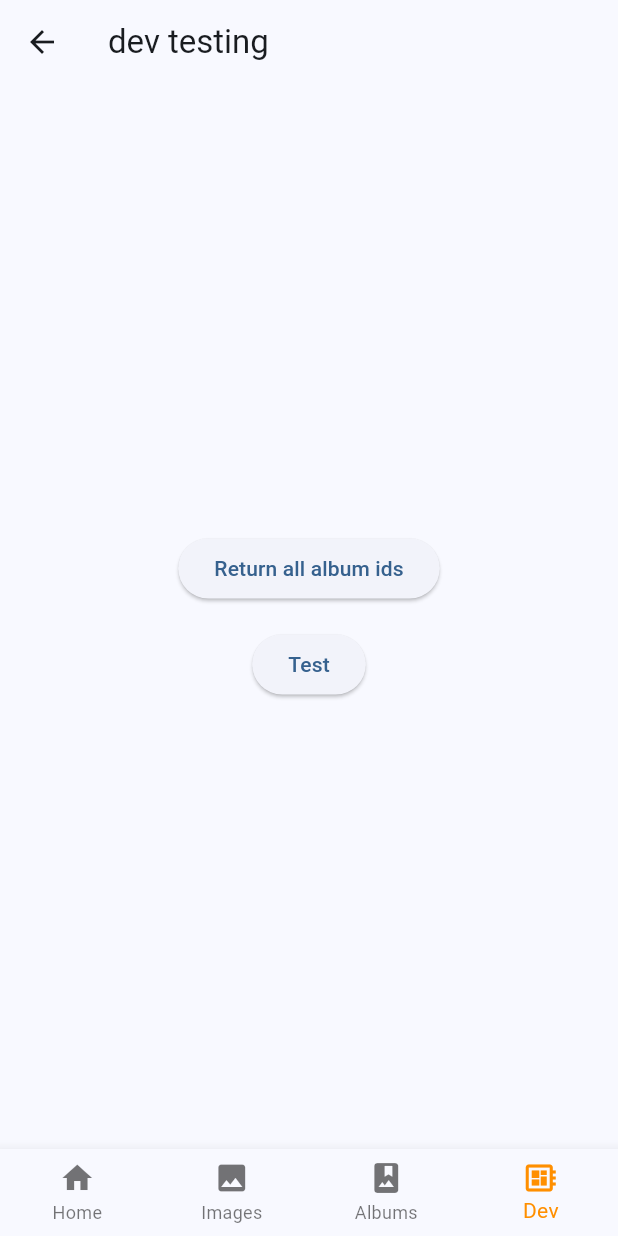
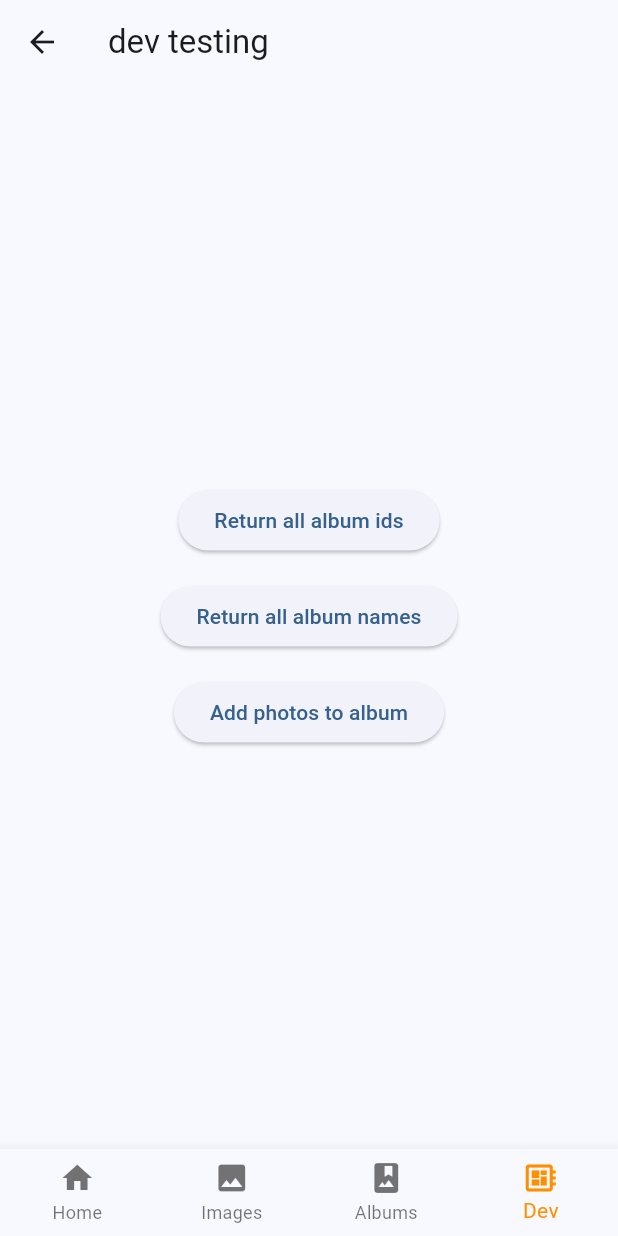
Before and after one commit to borisbonchev/google_photos_sorter, a Flutter app: the screen it shows after launch, item 4 of the bottom bar chosen, on a phone screen of 412 x 824 dp. Run offline on Flutter 3.47's test engine with Material 3 defaults, Android fonts, the phone set to English and light mode, and no system bars; our stand-ins replace cached_network_image, googleapis_auth, photo_view.

Commit message:
feat: dev button for testing adding photos to album + cleanup

```diff
--- a/lib/pages/dev_page.dart
+++ b/lib/pages/dev_page.dart
@@ -17,6 +17,7 @@ class DevPage extends StatelessWidget {
           children: <Widget>[
             ReturnAllAlbumIdsButton(),
             TestButton(),
+            AddPhotosToAlbumButton(),
           ],
         ),
       ),
--- a/lib/services/img_requests.dart
+++ b/lib/services/img_requests.dart
@@ -75,7 +75,8 @@ class PhotoRequests {
 
     _logger.info('Filtered photoIds:');
     _logger.info(photoList);
-    return returnImageUrls(photoList);
+    Future<List<String>> photoUrls = returnImageUrls(photoList);
+    return photoUrls;
   }
 
   // Return the baseUrls of photos based on a list of imageIds
--- a/lib/services/logging.dart
+++ b/lib/services/logging.dart
@@ -7,7 +7,7 @@ void setupLogger() {
   Logger.root.level = Level.ALL;
 
   Logger.root.onRecord.listen((LogRecord rec) {
-    print('${rec.level.name}: ${rec.time}: ${rec.message}'); // Output log messages to the console
+    print('${rec.level.name}: ${rec.time}: \n${rec.message}'); // Output log messages to the console
     if (rec.error != null) {
       print('Error: ${rec.error}');
     }
--- a/lib/widgets/dev_testing_buttons.dart
+++ b/lib/widgets/dev_testing_buttons.dart
@@ -4,6 +4,10 @@ import 'package:google_photos_test/services/img_requests.dart';
 
 final PhotoRequests _photoService = PhotoRequests();
 final AlbumRequests _albumService = AlbumRequests();
+List<String> photoIdList = [
+  'AEHElZw1SRi6uNhCN60SRjEhSUlT0HbmI7Qa54p9As8vHgYG6FCoq0vF3z7IMaCILq4KNS_5Ms30u2ynEFQ89QXY9PpcfneOWw',
+  'AEHElZzKm0lhRlKZBCjZPQJADT662rI9MytDL8SyJuGCTERYCt_m9PHkEDmXy1bOPHlcq721EEH9RY-PU_D2-_hcd4Oonvfj4w',
+];
 
 class ReturnAllAlbumIdsButton extends StatelessWidget {
   const ReturnAllAlbumIdsButton({super.key});
@@ -33,8 +37,28 @@ class TestButton extends StatelessWidget {
         onPressed: () {
           _albumService.getAlbumNames();
         },
-        child: const Text('Test'),
+        child: const Text('Return all album names'),
       ),
     );
   }
 }
+
+class AddPhotosToAlbumButton extends StatelessWidget {
+  const AddPhotosToAlbumButton({super.key});
+
+  @override
+  Widget build(BuildContext context) {
+    return Padding(
+      padding: const EdgeInsets.all(8.0),
+      child: ElevatedButton(
+        onPressed: () {
+          _albumService.addPhotosToAlbum(
+            'AEHElZz6XH763_yIefG6hvxcEpGemuuYNItkcHxI9pmXcW_IxiVvfD0QwEDzmJgluD-NQpQTWA9j',
+            photoIdList,
+          );
+        },
+        child: const Text('Add photos to album'),
+      ),
+    );
+  }
+}
```
Also changed, not shown: lib/services/album_requests.dart (+18 -19 lines).
